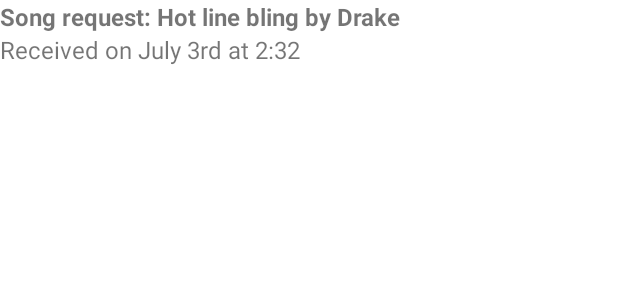
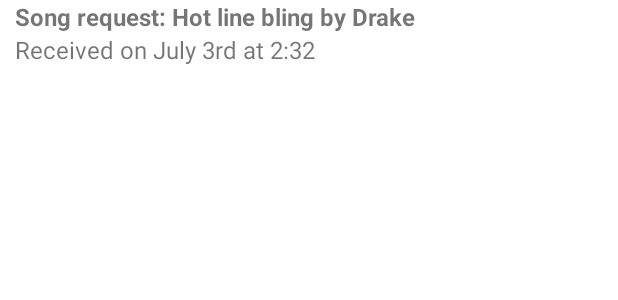
Before and after one commit to sma3134/Nightclub-App, an Android app: the layout request_layout_adapter_item.xml on its own in the app's theme, with its tools: preview values and no code run, on a phone screen of 412 x 824 dp. Shown: the top 300 px of the screen. Run offline under Robolectric (Android 15) with nearby library versions, the phone set to English and light mode, and no system bars.

Commit message:
Finish up dj requests

```diff
--- a/app/src/main/java/group_17/nightclubapp/com/login/model/RequestListAdapter.kt
+++ b/app/src/main/java/group_17/nightclubapp/com/login/model/RequestListAdapter.kt
@@ -5,6 +5,7 @@ import android.view.View
 import android.view.ViewGroup
 import android.widget.BaseAdapter
 import android.widget.TextView
+import androidx.cardview.widget.CardView
 import group_17.nightclubapp.com.R
 import group_17.nightclubapp.com.request.model.RequestDB
 
@@ -27,9 +28,14 @@ class RequestListAdapter(private val context: Context, private var requestList:
 
         val requestLineTV = view.findViewById(R.id.dj_request_text) as TextView
         val dateLineTV = view.findViewById(R.id.dj_request_date_text) as TextView
+        val cardview = view.findViewById(R.id.djRequestCardview) as CardView
 
         requestLineTV.text = requestList[position].getRequestText()
         dateLineTV.text = requestList[position].getDateText()
+        val color = if (requestList[position].type == RequestDB.SONG_REQUEST) context.getColor(R.color.blue_card_view)
+                    else context.getColor(R.color.green_card_view)
+
+        cardview.setCardBackgroundColor(color)
 
         return view
     }
--- a/app/src/main/res/layout/activity_manage_request.xml
+++ b/app/src/main/res/layout/activity_manage_request.xml
@@ -9,6 +9,10 @@
     <ListView
         android:id="@+id/djRequestListview"
         android:layout_width="match_parent"
-        android:layout_height="match_parent"/>
+        android:layout_height="match_parent"
+        android:padding="10dp"
+        android:divider="@null"
+        android:dividerHeight="8dp"
+        android:clipToPadding="false"/>
 
 </LinearLayout>
--- a/app/src/main/res/layout/request_layout_adapter_item.xml
+++ b/app/src/main/res/layout/request_layout_adapter_item.xml
@@ -1,6 +1,15 @@
-<RelativeLayout xmlns:android="http://schemas.android.com/apk/res/android"
+<androidx.cardview.widget.CardView xmlns:android="http://schemas.android.com/apk/res/android"
+    android:id="@+id/djRequestCardview"
+    xmlns:app="http://schemas.android.com/apk/res-auto"
     android:layout_width="match_parent"
     android:layout_height="wrap_content"
+    app:cardCornerRadius="10dp"
+    android:elevation="20dp">
+    <RelativeLayout
+        android:layout_width="match_parent"
+        android:layout_height="wrap_content"
+        android:layout_marginStart="10dp"
+        android:layout_marginEnd="10dp"
         xmlns:tools="http://schemas.android.com/tools"
         android:orientation="horizontal">
 
@@ -25,3 +34,4 @@
             android:layout_alignParentStart="true"
             android:textSize="16sp" />
     </RelativeLayout>
+</androidx.cardview.widget.CardView>
--- a/app/src/main/res/values/colors.xml
+++ b/app/src/main/res/values/colors.xml
@@ -9,4 +9,6 @@
     <color name="white">#FFFFFFFF</color>
     <color name="red">#FF0000</color>
     <color name="green">#32CD32</color>
+    <color name="blue_card_view">#E6F5FF</color>
+    <color name="green_card_view">#E6FFE6</color>
 </resources>
```
Lines whose indentation alone changed are shown as unchanged.
